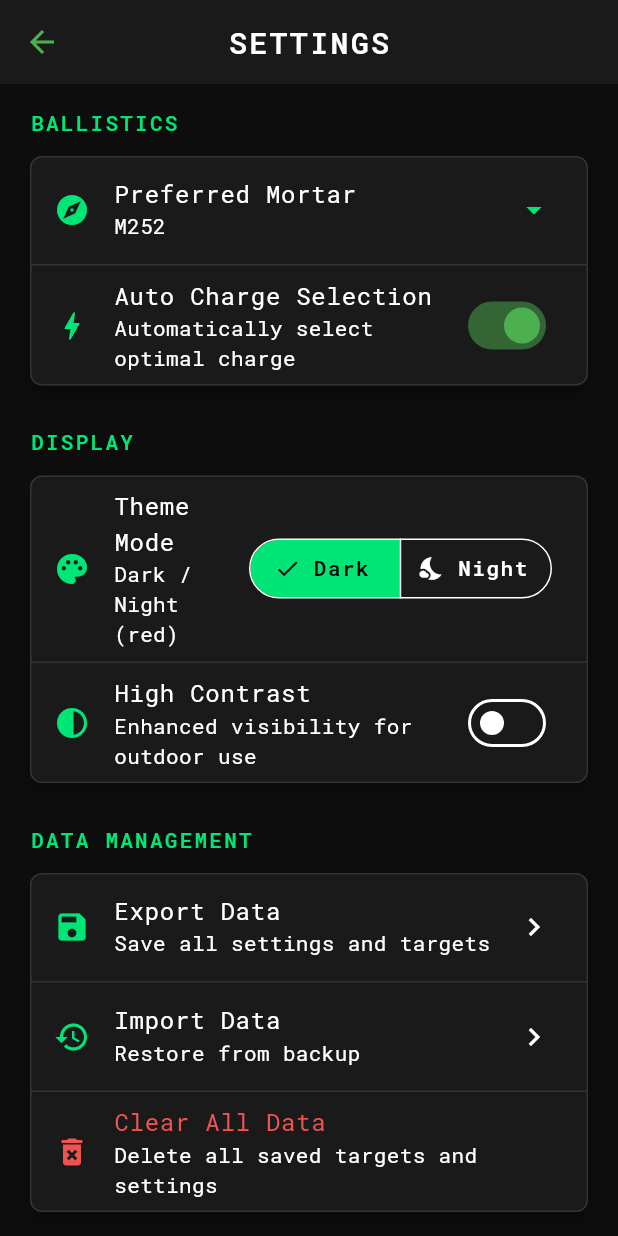
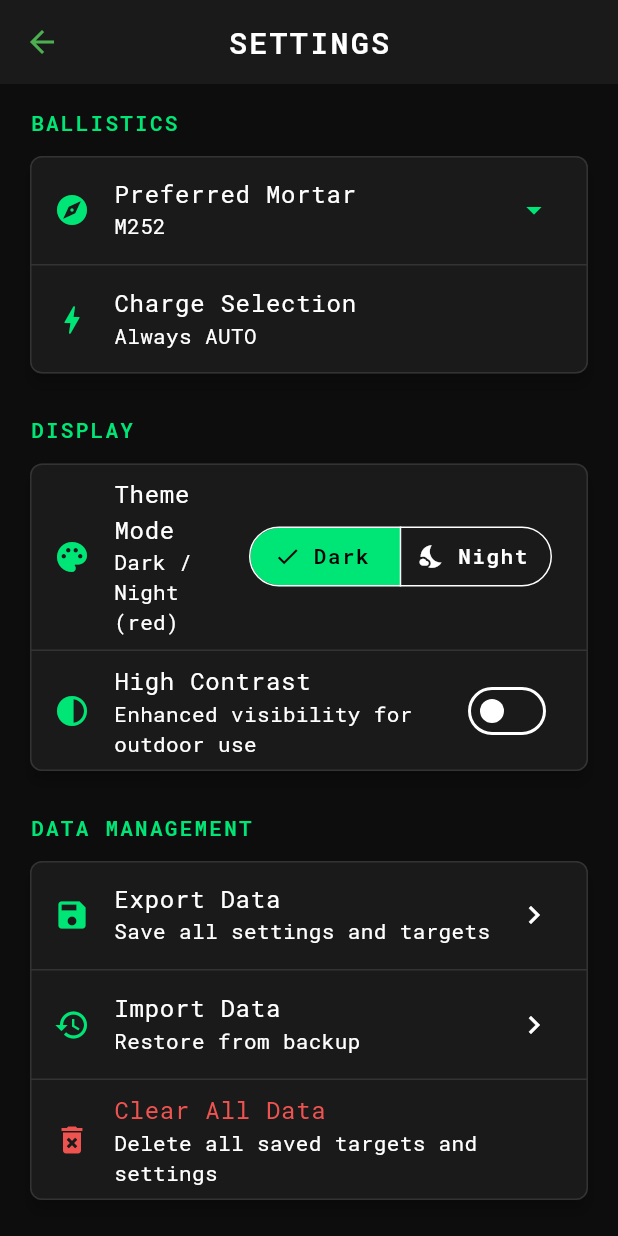
Before and after one commit to drmnpam/mortar4armareforger, a Flutter app: the SettingsScreen screen opened by its route, on a phone screen of 412 x 824 dp. Run offline on Flutter 3.47's test engine with Material 3 defaults, Android fonts, the phone set to English and light mode, and no system bars; our stand-ins replace equatable, file_picker, flutter_bloc, go_router, google_fonts, hive_flutter and 2 more; accounts and stored records are empty.

Commit message:
Fix map import, restore default maps, and enforce auto charge mode

```diff
--- a/lib/ballistics/cubit/ballistics_state.dart
+++ b/lib/ballistics/cubit/ballistics_state.dart
@@ -6,8 +6,6 @@ class BallisticsState extends Equatable {
   final Position mortarPosition;
   final Position targetPosition;
   final String selectedMortar;
-  final bool autoCharge;
-  final int? preferredCharge;
   final FiringSolution? solution;
   final String? errorMessage;
 
@@ -15,8 +13,6 @@ class BallisticsState extends Equatable {
     required this.mortarPosition,
     required this.targetPosition,
     required this.selectedMortar,
-    required this.autoCharge,
-    this.preferredCharge,
     this.solution,
     this.errorMessage,
   });
@@ -26,8 +22,6 @@ class BallisticsState extends Equatable {
       mortarPosition: Position(x: 0, y: 0, altitude: 0),
       targetPosition: Position(x: 0, y: 0, altitude: 0),
       selectedMortar: 'M252',
-      autoCharge: true,
-      preferredCharge: null,
       solution: null,
       errorMessage: null,
     );
@@ -37,8 +31,6 @@ class BallisticsState extends Equatable {
     Position? mortarPosition,
     Position? targetPosition,
     String? selectedMortar,
-    bool? autoCharge,
-    Object? preferredCharge = _unset,
     Object? solution = _unset,
     Object? errorMessage = _unset,
     bool clearError = false,
@@ -48,16 +40,14 @@ class BallisticsState extends Equatable {
       mortarPosition: mortarPosition ?? this.mortarPosition,
       targetPosition: targetPosition ?? this.targetPosition,
       selectedMortar: selectedMortar ?? this.selectedMortar,
-      autoCharge: autoCharge ?? this.autoCharge,
-      preferredCharge: preferredCharge == _unset
-          ? this.preferredCharge
-          : preferredCharge as int?,
       solution: clearSolution
           ? null
           : (solution == _unset ? this.solution : solution as FiringSolution?),
       errorMessage: clearError
           ? null
-          : (errorMessage == _unset ? this.errorMessage : errorMessage as String?),
+          : (errorMessage == _unset
+              ? this.errorMessage
+              : errorMessage as String?),
     );
   }
 
@@ -66,8 +56,6 @@ class BallisticsState extends Equatable {
         mortarPosition,
         targetPosition,
         selectedMortar,
-    autoCharge,
-    preferredCharge,
         solution,
         errorMessage,
       ];
--- a/lib/ui/screens/settings_screen.dart
+++ b/lib/ui/screens/settings_screen.dart
@@ -17,7 +17,6 @@ class SettingsScreen extends StatefulWidget {
 class _SettingsScreenState extends State<SettingsScreen> {
   late StorageService _storage;
   String _preferredMortar = 'M252';
-  bool _autoCharge = true;
 
   @override
   void initState() {
@@ -30,7 +29,6 @@ class _SettingsScreenState extends State<SettingsScreen> {
     await _storage.initialize();
     setState(() {
       _preferredMortar = _storage.getPreferredMortar();
-      _autoCharge = _storage.getAutoCharge();
     });
   }
 
@@ -71,7 +69,8 @@ class _SettingsScreenState extends State<SettingsScreen> {
                       items: mortars.map((m) {
                         return DropdownMenuItem(
                           value: m,
-                          child: Text(m, style: TextStyle(color: AppTheme.textPrimary)),
+                          child: Text(m,
+                              style: TextStyle(color: AppTheme.textPrimary)),
                         );
                       }).toList(),
                       onChanged: (value) {
@@ -84,18 +83,10 @@ class _SettingsScreenState extends State<SettingsScreen> {
                   ),
 
                   const Divider(height: 1),
-
-                  // Auto charge
-                  SwitchListTile(
-                    secondary: Icon(Icons.bolt, color: AppTheme.accent),
-                    title: const Text('Auto Charge Selection'),
-                    subtitle: const Text('Automatically select optimal charge'),
-                    value: _autoCharge,
-                    activeColor: AppTheme.primary,
-                    onChanged: (value) {
-                      setState(() => _autoCharge = value);
-                      _storage.setAutoCharge(value);
-                    },
+                  ListTile(
+                    leading: Icon(Icons.bolt, color: AppTheme.accent),
+                    title: const Text('Charge Selection'),
+                    subtitle: const Text('Always AUTO'),
                   ),
                 ],
               ),
@@ -128,13 +119,13 @@ class _SettingsScreenState extends State<SettingsScreen> {
                       ],
                       selected: {themeState.mode},
                       onSelectionChanged: (selection) {
-                        context.read<ThemeCubit>().setThemeMode(selection.first);
+                        context
+                            .read<ThemeCubit>()
+                            .setThemeMode(selection.first);
                       },
                     ),
                   ),
-
                   const Divider(height: 1),
-
                   SwitchListTile(
                     secondary: Icon(Icons.contrast, color: AppTheme.accent),
                     title: const Text('High Contrast'),
@@ -164,9 +155,7 @@ class _SettingsScreenState extends State<SettingsScreen> {
                     trailing: const Icon(Icons.chevron_right),
                     onTap: _exportData,
                   ),
-
                   const Divider(height: 1),
-
                   ListTile(
                     leading: Icon(Icons.restore, color: AppTheme.accent),
                     title: const Text('Import Data'),
@@ -174,13 +163,13 @@ class _SettingsScreenState extends State<SettingsScreen> {
                     trailing: const Icon(Icons.chevron_right),
                     onTap: _importData,
                   ),
-
                   const Divider(height: 1),
-
                   ListTile(
                     leading: Icon(Icons.delete_forever, color: AppTheme.danger),
-                    title: Text('Clear All Data', style: TextStyle(color: AppTheme.danger)),
-                    subtitle: const Text('Delete all saved targets and settings'),
+                    title: Text('Clear All Data',
+                        style: TextStyle(color: AppTheme.danger)),
+                    subtitle:
+                        const Text('Delete all saved targets and settings'),
                     onTap: _confirmClearData,
                   ),
                 ],
@@ -207,13 +196,19 @@ class _SettingsScreenState extends State<SettingsScreen> {
                           children: [
                             Text(
                               'Mortar Calculator',
-                              style: Theme.of(context).textTheme.titleMedium?.copyWith(
+                              style: Theme.of(context)
+                                  .textTheme
+                                  .titleMedium
+                                  ?.copyWith(
                                     fontWeight: FontWeight.bold,
                                   ),
                             ),
                             Text(
                               'Version 1.0.0',
-                              style: Theme.of(context).textTheme.bodySmall?.copyWith(
+                              style: Theme.of(context)
+                                  .textTheme
+                                  .bodySmall
+                                  ?.copyWith(
                                     color: AppTheme.textMuted,
                                   ),
                             ),
@@ -272,7 +267,8 @@ class _SettingsScreenState extends State<SettingsScreen> {
       context: context,
       builder: (context) => AlertDialog(
         backgroundColor: AppTheme.surface,
-        title: Text('Import Data', style: TextStyle(color: AppTheme.textPrimary)),
+        title:
+            Text('Import Data', style: TextStyle(color: AppTheme.textPrimary)),
         content: TextField(
           controller: controller,
           maxLines: 5,
@@ -285,7 +281,8 @@ class _SettingsScreenState extends State<SettingsScreen> {
         actions: [
           TextButton(
             onPressed: () => Navigator.pop(context),
-            child: Text('CANCEL', style: TextStyle(color: AppTheme.textSecondary)),
+            child:
+                Text('CANCEL', style: TextStyle(color: AppTheme.textSecondary)),
           ),
           ElevatedButton(
             onPressed: () async {
@@ -318,7 +315,8 @@ class _SettingsScreenState extends State<SettingsScreen> {
       context: context,
       builder: (context) => AlertDialog(
         backgroundColor: AppTheme.surface,
-        title: Text('Clear All Data?', style: TextStyle(color: AppTheme.danger)),
+        title:
+            Text('Clear All Data?', style: TextStyle(color: AppTheme.danger)),
         content: Text(
           'This will permanently delete all saved targets, settings, and calculation history.',
           style: TextStyle(color: AppTheme.textSecondary),
@@ -326,7 +324,8 @@ class _SettingsScreenState extends State<SettingsScreen> {
         actions: [
           TextButton(
             onPressed: () => Navigator.pop(context),
-            child: Text('CANCEL', style: TextStyle(color: AppTheme.textSecondary)),
+            child:
+                Text('CANCEL', style: TextStyle(color: AppTheme.textSecondary)),
           ),
           ElevatedButton(
             onPressed: () async {
--- a/pubspec.yaml
+++ b/pubspec.yaml
@@ -37,7 +37,7 @@ dependencies:
   archive: ^3.4.9
   share_plus: ^7.2.1
   smooth_page_indicator: ^1.1.0
-  file_picker: ^8.1.2
+  file_picker: ^6.1.1
 
 dev_dependencies:
   flutter_test:
```
Also changed, not shown: lib/ballistics/cubit/ballistics_cubit.dart (+7 -27 lines), lib/maps/map_loader.dart (+25 -7 lines), lib/ui/screens/map_calculator_screen.dart (+80 -47 lines), lib/ui/screens/numeric_calculator_screen.dart (+12 -19 lines), pubspec.lock, 1 other file. Lines whose indentation alone changed are shown as unchanged.
